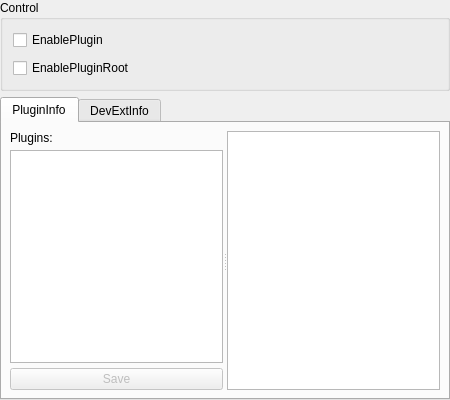
Old version of the form src/settings/pluginsettingdialog.ui in the repository Wing-summer/WingHexExplorer2.
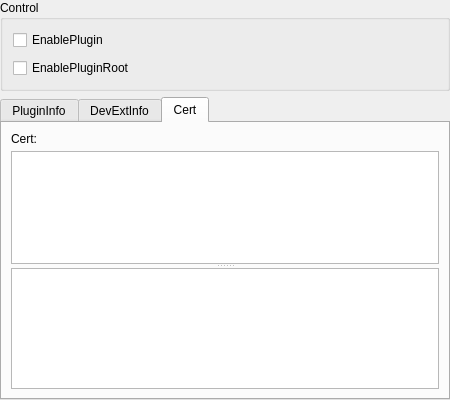
New version of the form. The open tabs and pages were chosen to show the change. Icons and pictures are not drawn.

Patch:
```diff
--- a/src/settings/pluginsettingdialog.ui
+++ b/src/settings/pluginsettingdialog.ui
@@ -14,6 +14,9 @@
    <string notr="true"/>
   </property>
   <layout class="QVBoxLayout" name="verticalLayout_2">
+   <property name="sizeConstraint">
+    <enum>QLayout::SizeConstraint::SetMinimumSize</enum>
+   </property>
    <property name="leftMargin">
     <number>0</number>
    </property>
@@ -106,6 +109,9 @@
            <property name="spacing">
             <number>5</number>
            </property>
+           <property name="sizeConstraint">
+            <enum>QLayout::SizeConstraint::SetMinimumSize</enum>
+           </property>
            <item>
             <widget class="QLabel" name="label">
              <property name="text">
@@ -199,6 +205,55 @@
        </item>
       </layout>
      </widget>
+     <widget class="QWidget" name="tab">
+      <attribute name="icon">
+       <iconset resource="../../resources.qrc">
+        <normaloff>:/com.wingsummer.winghex/images/certfile.png</normaloff>:/com.wingsummer.winghex/images/certfile.png</iconset>
+      </attribute>
+      <attribute name="title">
+       <string>Cert</string>
+      </attribute>
+      <layout class="QVBoxLayout" name="verticalLayout_7">
+       <property name="sizeConstraint">
+        <enum>QLayout::SizeConstraint::SetMinimumSize</enum>
+       </property>
+       <item>
+        <widget class="QSplitter" name="splitter_3">
+         <property name="orientation">
+          <enum>Qt::Orientation::Vertical</enum>
+         </property>
+         <widget class="QWidget" name="layoutWidget_3">
+          <layout class="QVBoxLayout" name="verticalLayout_6">
+           <property name="spacing">
+            <number>5</number>
+           </property>
+           <item>
+            <widget class="QLabel" name="label_3">
+             <property name="text">
+              <string>Cert:</string>
+             </property>
+            </widget>
+           </item>
+           <item>
+            <widget class="QListWidget" name="certlist"/>
+           </item>
+          </layout>
+         </widget>
+         <widget class="QTextBrowser" name="txtcert">
+          <property name="lineWrapMode">
+           <enum>QTextEdit::LineWrapMode::NoWrap</enum>
+          </property>
+          <property name="acceptRichText">
+           <bool>false</bool>
+          </property>
+          <property name="openLinks">
+           <bool>false</bool>
+          </property>
+         </widget>
+        </widget>
+       </item>
+      </layout>
+     </widget>
     </widget>
    </item>
   </layout>
```
Left out of the diff: 13 changed lines with no effect on the pictures.
